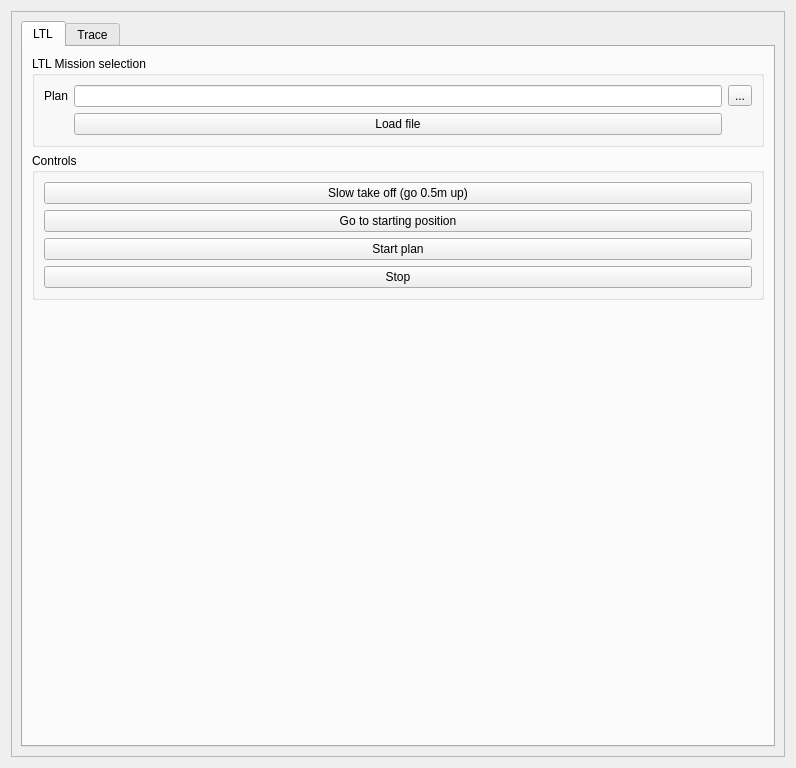
Above: gui/src/gui/choose_ltl_plan.ui from giorgiocorra/SML before the change. Below: the same form after it.
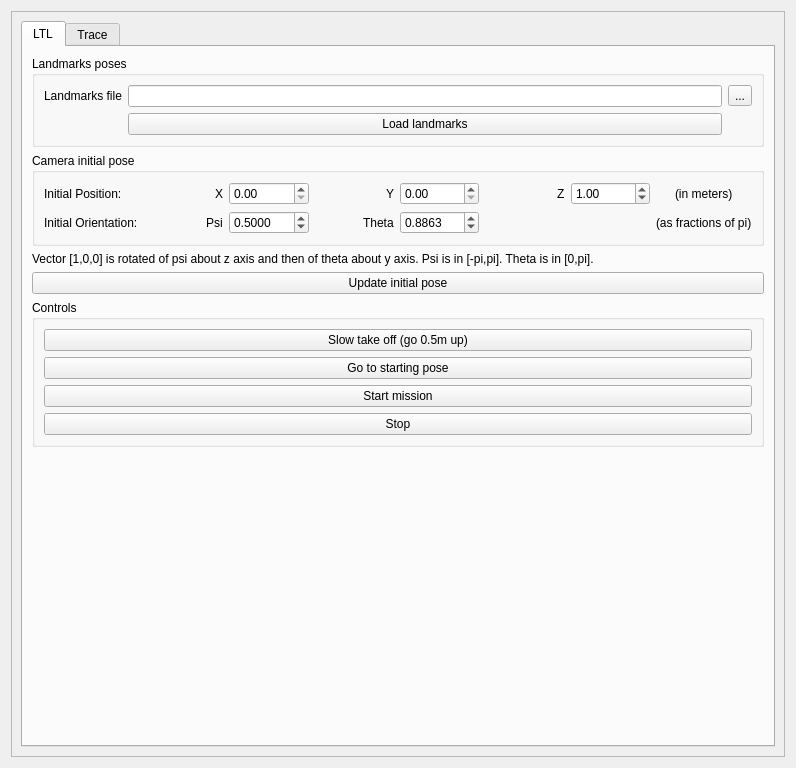
That is the form after the change.

Commit message: Visual coverage planner (velocity 3d and yaw control)

What changed in the file:
```diff
--- a/gui/src/gui/choose_ltl_plan.ui
+++ b/gui/src/gui/choose_ltl_plan.ui
@@ -32,7 +32,7 @@
        </rect>
       </property>
       <layout class="QGridLayout" name="gridLayout_8">
-       <item row="3" column="0">
+       <item row="1" column="0">
         <widget class="QTabWidget" name="LTLplan">
          <property name="currentIndex">
           <number>0</number>
@@ -45,9 +45,16 @@
            <item>
             <widget class="QGroupBox" name="groupBox">
              <property name="title">
-              <string>LTL Mission selection</string>
+              <string>Landmarks poses</string>
              </property>
              <layout class="QGridLayout" name="gridLayout_2">
+              <item row="2" column="1">
+               <widget class="QPushButton" name="load_lmks">
+                <property name="text">
+                 <string>Load landmarks</string>
+                </property>
+               </widget>
+              </item>
               <item row="0" column="1">
                <widget class="QLineEdit" name="ltl_filename"/>
               </item>
@@ -61,48 +68,187 @@
               <item row="0" column="0">
                <widget class="QLabel" name="label">
                 <property name="text">
-                 <string>Plan</string>
+                 <string>Landmarks file</string>
                 </property>
                </widget>
               </item>
-              <item row="1" column="1">
-               <widget class="QPushButton" name="load_plan">
+             </layout>
+            </widget>
+           </item>
+           <item>
+            <widget class="QGroupBox" name="groupBox_5">
+             <property name="title">
+              <string>Camera initial pose</string>
+             </property>
+             <layout class="QGridLayout" name="gridLayout_5">
+              <item row="0" column="1" alignment="Qt::AlignRight">
+               <widget class="QLabel" name="label_5">
                 <property name="text">
-                 <string>Load file</string>
+                 <string>X</string>
                 </property>
                </widget>
               </item>
+              <item row="0" column="2">
+               <widget class="QDoubleSpinBox" name="px"/>
+              </item>
+              <item row="1" column="0">
+               <widget class="QLabel" name="label_6">
+                <property name="text">
+                 <string>Initial Orientation:</string>
+                </property>
+               </widget>
+              </item>
+              <item row="1" column="2">
+               <widget class="QDoubleSpinBox" name="vpsi">
+                <property name="decimals">
+                 <number>4</number>
+                </property>
+                <property name="minimum">
+                 <double>-1.000000000000000</double>
+                </property>
+                <property name="maximum">
+                 <double>1.000000000000000</double>
+                </property>
+                <property name="singleStep">
+                 <double>0.100000000000000</double>
+                </property>
+                <property name="value">
+                 <double>0.500000000000000</double>
+                </property>
+               </widget>
+              </item>
+              <item row="0" column="6">
+               <widget class="QDoubleSpinBox" name="pz">
+                <property name="minimum">
+                 <double>0.500000000000000</double>
+                </property>
+                <property name="maximum">
+                 <double>4.000000000000000</double>
+                </property>
+                <property name="singleStep">
+                 <double>0.100000000000000</double>
+                </property>
+                <property name="value">
+                 <double>1.000000000000000</double>
+                </property>
+               </widget>
+              </item>
+              <item row="1" column="7">
+               <widget class="QLabel" name="label_10">
+                <property name="text">
+                 <string>(as fractions of pi)</string>
+                </property>
+               </widget>
+              </item>
+              <item row="1" column="4">
+               <widget class="QDoubleSpinBox" name="vtheta">
+                <property name="decimals">
+                 <number>4</number>
+                </property>
+                <property name="minimum">
+                 <double>0.000000000000000</double>
+                </property>
+                <property name="maximum">
+                 <double>1.000000000000000</double>
+                </property>
+                <property name="singleStep">
+                 <double>0.100000000000000</double>
+                </property>
+                <property name="value">
+                 <double>0.886300000000000</double>
+                </property>
+               </widget>
+              </item>
+              <item row="0" column="4">
+               <widget class="QDoubleSpinBox" name="py"/>
+              </item>
+              <item row="0" column="5" alignment="Qt::AlignRight">
+               <widget class="QLabel" name="label_4">
+                <property name="text">
+                 <string>Z</string>
+                </property>
+               </widget>
+              </item>
+              <item row="1" column="1" alignment="Qt::AlignRight">
+               <widget class="QLabel" name="label_7">
+                <property name="text">
+                 <string>Psi</string>
+                </property>
+               </widget>
+              </item>
+              <item row="0" column="3" alignment="Qt::AlignRight">
+               <widget class="QLabel" name="label_3">
+                <property name="text">
+                 <string>Y</string>
+                </property>
+               </widget>
+              </item>
+              <item row="1" column="3" alignment="Qt::AlignRight">
+               <widget class="QLabel" name="label_8">
+                <property name="text">
+                 <string>Theta</string>
+                </property>
+               </widget>
+              </item>
+              <item row="0" column="7" alignment="Qt::AlignHCenter">
+               <widget class="QLabel" name="label_9">
+                <property name="text">
+                 <string>(in meters)</string>
+                </property>
+               </widget>
+              </item>
+              <item row="0" column="0">
+               <widget class="QLabel" name="label_2">
+                <property name="text">
+                 <string>Initial Position:</string>
+                </property>
+               </widget>
+              </item>
              </layout>
             </widget>
            </item>
+           <item>
+            <widget class="QLabel" name="label_11">
+             <property name="text">
+              <string>Vector [1,0,0] is rotated of psi about z axis and then of theta about y axis. Psi is in [-pi,pi]. Theta is in [0,pi].</string>
+             </property>
+            </widget>
+           </item>
+           <item>
+            <widget class="QPushButton" name="update_initial_pose">
+             <property name="text">
+              <string>Update initial pose</string>
+             </property>
+            </widget>
+           </item>
            <item>
             <widget class="QGroupBox" name="groupBox_2">
              <property name="title">
               <string>Controls</string>
              </property>
              <layout class="QGridLayout" name="gridLayout_3">
-              <item row="1" column="0">
-               <widget class="QPushButton" name="goto_initial_position">
+              <item row="4" column="1">
+               <widget class="QPushButton" name="start_planner">
                 <property name="text">
-                 <string>Go to starting position</string>
+                 <string>Start mission</string>
                 </property>
                </widget>
               </item>
-              <item row="2" column="0">
-               <widget class="QPushButton" name="start_plan">
-                <property name="text">
-                 <string>Start plan</string>
-                </property>
-               </widget>
-              </item>
-              <item row="3" column="0">
+              <item row="5" column="1">
                <widget class="QPushButton" name="stop">
                 <property name="text">
                  <string>Stop</string>
                 </property>
                </widget>
               </item>
-              <item row="0" column="0">
+              <item row="3" column="1">
+               <widget class="QPushButton" name="goto_initial_position">
+                <property name="text">
+                 <string>Go to starting pose</string>
+                </property>
+               </widget>
+              </item>
+              <item row="0" column="1">
                <widget class="QPushButton" name="slow_take_off">
                 <property name="text">
                  <string>Slow take off (go 0.5m up)</string>
```
The commit also changes 24 other files.
